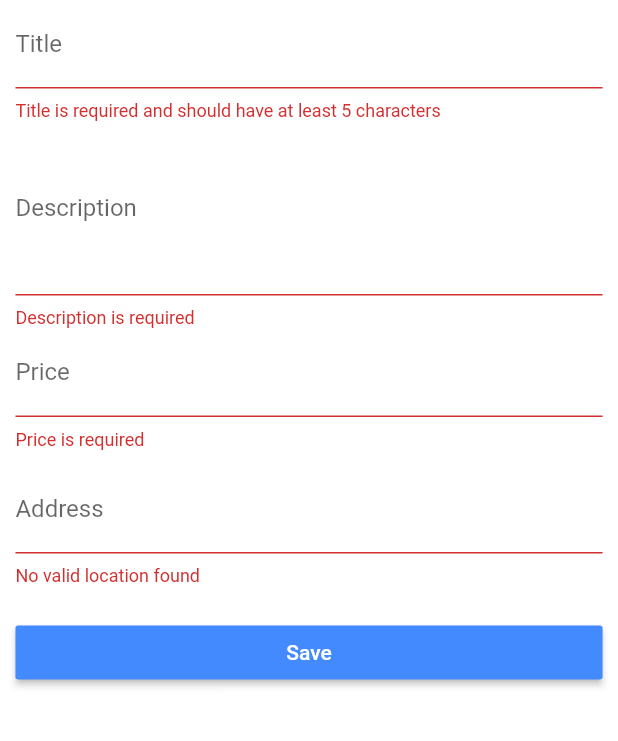
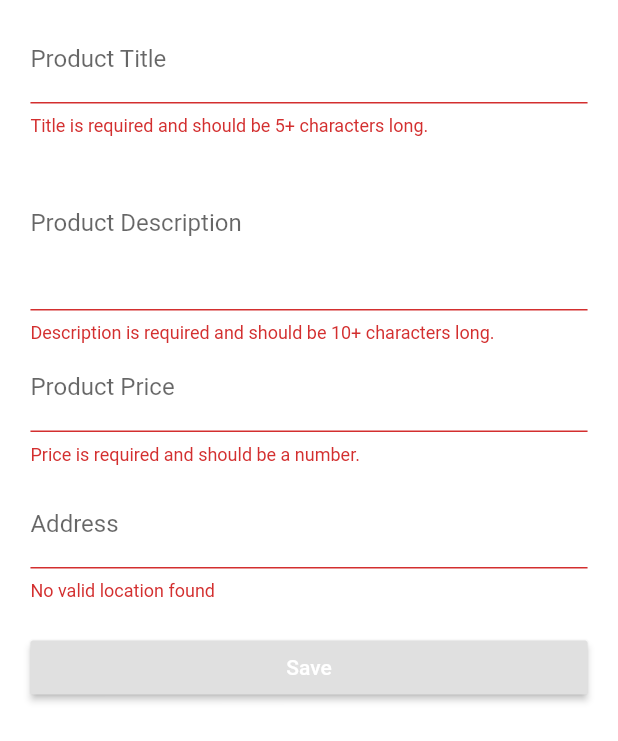
Before and after one commit to silaqui/flutter-udemy-course, a Flutter app: the ProductEditPage screen opened directly, after a tap on "Save", on a phone screen of 412 x 824 dp. Shown: the top 741 px of the screen. Run offline on Flutter 3.47's test engine with Material 2 defaults, Android fonts, the phone set to English and light mode, and no system bars; our stand-ins replace rxdart, shared_preferences; missing offline and left inert: map_view; accounts and stored records are empty; statements that could not run were skipped.

Commit message:
Fixing navigation bugs

```diff
--- a/lib/main.dart
+++ b/lib/main.dart
@@ -11,7 +11,7 @@ import 'package:map_view/map_view.dart';
 void main() {
 //    debugPaintSizeEnabled = true;
   MapView.setApiKey("AIzaSyA4YHhJUn3UNsoQ6ml4g_WK59sGms5DZ7A");
-  runApp(MyApp());
+  runApp(MaterialApp(home: MyApp()));
 }
 
 class MyApp extends StatefulWidget {
--- a/lib/pages/product_edit.dart
+++ b/lib/pages/product_edit.dart
@@ -2,6 +2,7 @@ import 'package:flutter/material.dart';
 import 'package:flutter_app/models/product.dart';
 import 'package:flutter_app/scoped-models/main.dart';
 import 'package:flutter_app/widgets/form_inputs/location.dart';
+import 'package:flutter_app/widgets/helpers/ensure_visible.dart';
 import 'package:scoped_model/scoped_model.dart';
 import 'package:flutter_app/models/location_data.dart';
 
@@ -13,100 +14,92 @@ class ProductEditPage extends StatefulWidget {
 }
 
 class _ProductEditPage extends State<ProductEditPage> {
-  final Map<String, dynamic> _formDate = {
+  final Map<String, dynamic> _formData = {
     'title': null,
     'description': null,
     'price': null,
-    'image': 'assets/bee.jpg',
+    'image': 'assets/food.jpg',
     'location': null
   };
-
-  final GlobalKey<FormState> editForm = GlobalKey<FormState>();
+  final GlobalKey<FormState> _formKey = GlobalKey<FormState>();
+  final _titleFocusNode = FocusNode();
+  final _descriptionFocusNode = FocusNode();
+  final _priceFocusNode = FocusNode();
   final _titleTextController = TextEditingController();
 
-  @override
-  Widget build(BuildContext context) {
-    return ScopedModelDescendant<MainModel>(
-        builder: (BuildContext context, Widget child, MainModel model) {
-      final Widget pageContent =
-          _buildPageContent(context, model.selectedProduct);
-      return model.selectedProductIndex == -1
-          ? pageContent
-          : Scaffold(
-              appBar: AppBar(
-                title: Text('Edit product'),
-              ),
-              body: pageContent,
-            );
-    });
+  Widget _buildTitleTextField(Product product) {
+    if (product == null && _titleTextController.text.trim() == '') {
+      _titleTextController.text = '';
+    } else if (product != null && _titleTextController.text.trim() == '') {
+      _titleTextController.text = product.title;
+    } else if (product != null && _titleTextController.text.trim() != '') {
+      _titleTextController.text = _titleTextController.text;
+    } else if (product == null && _titleTextController.text.trim() != '') {
+      _titleTextController.text = _titleTextController.text;
+    } else {
+      _titleTextController.text = '';
+    }
+    return EnsureVisibleWhenFocused(
+      focusNode: _titleFocusNode,
+      child: TextFormField(
+        focusNode: _titleFocusNode,
+        decoration: InputDecoration(labelText: 'Product Title'),
+        controller: _titleTextController,
+        // initialValue: product == null ? '' : product.title,
+        validator: (String value) {
+          // if (value.trim().length <= 0) {
+          if (value.isEmpty || value.length < 5) {
+            return 'Title is required and should be 5+ characters long.';
+          }
+        },
+        onSaved: (String value) {
+          _formData['title'] = value;
+        },
+      ),
+    );
   }
 
-  Widget _buildPageContent(BuildContext context, Product product) {
-    final double deviceWidth = MediaQuery.of(context).size.width;
-    final double targetWidth = deviceWidth > 550.0 ? 500.0 : deviceWidth * 0.95;
-    final double targetPadding = (deviceWidth - targetWidth) / 2;
-
-    return GestureDetector(
-        onTap: () {
-          FocusScope.of(context).requestFocus(FocusNode());
+  Widget _buildDescriptionTextField(Product product) {
+    return EnsureVisibleWhenFocused(
+      focusNode: _descriptionFocusNode,
+      child: TextFormField(
+        focusNode: _descriptionFocusNode,
+        maxLines: 4,
+        decoration: InputDecoration(labelText: 'Product Description'),
+        initialValue: product == null ? '' : product.description,
+        validator: (String value) {
+          // if (value.trim().length <= 0) {
+          if (value.isEmpty || value.length < 10) {
+            return 'Description is required and should be 10+ characters long.';
+          }
         },
-        child: Container(
-            padding: EdgeInsets.symmetric(horizontal: targetPadding),
-            child: Form(
-                key: editForm,
-                child: ListView(children: <Widget>[
-                  _buildTitleTextFormField(product),
-                  _buildDescriptionTextFormField(product),
-                  _buildPriceTextFormField(product),
-                  SizedBox(height: 10.0),
-                  LocationInput(_setLocation, product),
-                  SizedBox(height: 10.0),
-                  _buildSubmitButton()
-                ]))));
+        onSaved: (String value) {
+          _formData['description'] = value;
+        },
+      ),
+    );
   }
 
-  void _setLocation(LocationData location) {
-    _formDate['location'] = location;
-  }
-
-  void _submitForm(
-      Function addProduct, Function updateProduct, Function setSelectedProduct,
-      [int selectedProductIndex]) {
-    if (!editForm.currentState.validate()) {
-      return;
-    }
-    editForm.currentState.save();
-
-    if (selectedProductIndex == -1) {
-      addProduct(_titleTextController.text, _formDate['description'],
-              _formDate['price'], _formDate['image'], _formDate['location'])
-          .then((bool success) {
-        if (success) {
-          Navigator.pushReplacementNamed(context, '/')
-              .then(setSelectedProduct(null));
-        } else {
-          showDialog(
-            context: context,
-            builder: (BuildContext context) {
-              return AlertDialog(
-                  title: Text('Something is No Yes'),
-                  content: Text('Try again later'),
-                  actions: <Widget>[
-                    FlatButton(
-                      onPressed: () => Navigator.of(context).pop(),
-                      child: Text("OK"),
-                    )
-                  ]);
-            },
-          );
-        }
-      });
-    } else {
-      updateProduct(_titleTextController.text, _formDate['description'],
-              _formDate['price'], _formDate['image'], _formDate['location'])
-          .then((_) => Navigator.pushReplacementNamed(context, '/')
-              .then(setSelectedProduct(null)));
-    }
+  Widget _buildPriceTextField(Product product) {
+    return EnsureVisibleWhenFocused(
+      focusNode: _priceFocusNode,
+      child: TextFormField(
+        focusNode: _priceFocusNode,
+        keyboardType: TextInputType.number,
+        decoration: InputDecoration(labelText: 'Product Price'),
+        initialValue: product == null ? '' : product.price.toString(),
+        validator: (String value) {
+          // if (value.trim().length <= 0) {
+          if (value.isEmpty ||
+              !RegExp(r'^(?:[1-9]\d*|0)?(?:\.\d+)?$').hasMatch(value)) {
+            return 'Price is required and should be a number.';
+          }
+        },
+        onSaved: (String value) {
+          _formData['price'] = double.parse(value);
+        },
+      ),
+    );
   }
 
   Widget _buildSubmitButton() {
@@ -115,76 +108,125 @@ class _ProductEditPage extends State<ProductEditPage> {
         return model.isLoading
             ? Center(child: CircularProgressIndicator())
             : RaisedButton(
-                color: Theme.of(context).accentColor,
-                textColor: Colors.white,
-                child: Text("Save"),
-                onPressed: () => _submitForm(
-                    model.addProduct,
-                    model.updateProduct,
-                    model.selectProduct,
-                    model.selectedProductIndex));
+          child: Text('Save'),
+          textColor: Colors.white,
+          onPressed: () => _submitForm(
+              model.addProduct,
+              model.updateProduct,
+              model.selectProduct,
+              model.selectedProductIndex),
+        );
       },
     );
   }
 
-  TextFormField _buildPriceTextFormField(Product product) {
-    return TextFormField(
-      keyboardType: TextInputType.number,
-      decoration: InputDecoration(
-        labelText: 'Price',
+  Widget _buildPageContent(BuildContext context, Product product) {
+    final double deviceWidth = MediaQuery.of(context).size.width;
+    final double targetWidth = deviceWidth > 550.0 ? 500.0 : deviceWidth * 0.95;
+    final double targetPadding = deviceWidth - targetWidth;
+    return GestureDetector(
+      onTap: () {
+        FocusScope.of(context).requestFocus(FocusNode());
+      },
+      child: Container(
+        margin: EdgeInsets.all(10.0),
+        child: Form(
+          key: _formKey,
+          child: ListView(
+            padding: EdgeInsets.symmetric(horizontal: targetPadding / 2),
+            children: <Widget>[
+              _buildTitleTextField(product),
+              _buildDescriptionTextField(product),
+              _buildPriceTextField(product),
+              SizedBox(
+                height: 10.0,
+              ),
+              LocationInput(_setLocation, product),
+              SizedBox(
+                height: 10.0,
+              ),
+              _buildSubmitButton(),
+              // GestureDetector(
+              //   onTap: _submitForm,
+              //   child: Container(
+              //     color: Colors.green,
+              //     padding: EdgeInsets.all(5.0),
+              //     child: Text('My Button'),
+              //   ),
+              // )
+            ],
+          ),
+        ),
       ),
-      initialValue: product == null ? '' : product.price.toString(),
-      validator: (String value) {
-        if (value.isEmpty ||
-            !RegExp(r'^(?:[1-9]\d*|0)?(?:\.\d+)?$').hasMatch(value))
-          return 'Price is required';
-      },
-      onSaved: (String value) {
-        _formDate['price'] = double.parse(value);
-      },
     );
   }
 
-  TextFormField _buildDescriptionTextFormField(Product product) {
-    return TextFormField(
-      maxLines: 4,
-      decoration: InputDecoration(
-        labelText: 'Description',
-      ),
-      initialValue: product == null ? '' : product.description,
-      validator: (String value) {
-        if (value.isEmpty) return 'Description is required';
-      },
-      onSaved: (String value) {
-        _formDate['description'] = value;
-      },
-    );
+  void _setLocation(LocationData locData) {
+    _formData['location'] = locData;
   }
 
-  TextFormField _buildTitleTextFormField(Product product) {
-    if (product == null && _titleTextController.text.trim() == '') {
-      _titleTextController.text = '';
-    } else if (product != null && _titleTextController.text.trim() == '') {
-      _titleTextController.text = product.title;
-    } else if (product != null && _titleTextController.text.trim() != '') {
-      _titleTextController.text = _titleTextController.text;
-    } else if (product == null && _titleTextController.text.trim() != '') {
-      _titleTextController.text = _titleTextController.text;
-    } else{
-      _titleTextController.text = '';
+  void _submitForm(
+      Function addProduct, Function updateProduct, Function setSelectedProduct,
+      [int selectedProductIndex]) {
+    if (!_formKey.currentState.validate()) {
+      return;
     }
-    return TextFormField(
-      decoration: InputDecoration(
-        labelText: 'Title',
-      ),
-      controller: _titleTextController,
-//      initialValue: product == null ? '' : product.title,
-      validator: (String value) {
-        if (value.isEmpty || value.length < 5)
-          return 'Title is required and should have at least 5 characters';
-      },
-      onSaved: (String value) {
-        _formDate['title'] = value;
+    _formKey.currentState.save();
+    if (selectedProductIndex == -1) {
+      addProduct(
+          _titleTextController.text,
+          _formData['description'],
+          _formData['image'],
+          _formData['price'],
+          _formData['location']).then((bool success) {
+        if (success) {
+          Navigator
+              .pushReplacementNamed(context, '/')
+              .then((_) => setSelectedProduct(null));
+        } else {
+          showDialog(
+              context: context,
+              builder: (BuildContext context) {
+                return AlertDialog(
+                  title: Text('Something went wrong'),
+                  content: Text('Please try again!'),
+                  actions: <Widget>[
+                    FlatButton(
+                      onPressed: () => Navigator.of(context).pop(),
+                      child: Text('Okay'),
+                    )
+                  ],
+                );
+              });
+        }
+      });
+    } else {
+      updateProduct(
+        _titleTextController.text,
+        _formData['description'],
+        _formData['image'],
+        _formData['price'],
+        _formData['location'],
+      ).then((_) => Navigator
+          .pushReplacementNamed(context, '/')
+          .then((_) => setSelectedProduct(null)));
+    }
+  }
+
+  @override
+  Widget build(BuildContext context) {
+    return ScopedModelDescendant<MainModel>(
+      builder: (BuildContext context, Widget child, MainModel model) {
+        final Widget pageContent =
+        _buildPageContent(context, model.selectedProduct);
+        return model.selectedProductIndex == -1
+            ? pageContent
+            : Scaffold(
+          appBar: AppBar(
+            title: Text('Edit Product'),
+          ),
+          body: pageContent,
+        );
       },
     );
   }
--- a/lib/scoped-models/connected_products.dart
+++ b/lib/scoped-models/connected_products.dart
@@ -168,8 +168,8 @@ mixin ProductsModel on ConnectedProducts {
     });
   }
 
-  Future<bool> updateProduct(
-      String title, String description, double price, String imageUrl, LocationData locData) {
+  Future<bool> updateProduct(String title, String description, String imageUrl,
+      double price, LocationData locData) {
     _isLoading = true;
     final Map<String, dynamic> updateData = {
       'id': selectedProduct.id,
@@ -261,9 +261,10 @@ mixin ProductsModel on ConnectedProducts {
 
   void selectProduct(String productId) {
     _selectedProductId = productId;
-    if (_selectedProductId != null) {
+    if (productId == null) {
+      return;
+    }
       notifyListeners();
-    }
   }
 
   void toggleDisplayMode() {
--- a/lib/widgets/form_inputs/location.dart
+++ b/lib/widgets/form_inputs/location.dart
@@ -7,7 +7,6 @@ import 'dart:convert';
 import '../../models/location_data.dart';
 
 class LocationInput extends StatefulWidget {
-
   final Function setLocation;
   final Product product;
 
@@ -29,8 +28,8 @@ class _LocationInputState extends State<LocationInput> {
   @override
   void initState() {
     _addressInputFocusNode.addListener(_updateLocation);
-    if(widget.product != null){
-      getStaticMap(widget.product.location.address,false);
+    if (widget.product != null) {
+      getStaticMap(widget.product.location.address, false);
     }
     super.initState();
   }
@@ -42,41 +41,46 @@ class _LocationInputState extends State<LocationInput> {
   }
 
   void getStaticMap(String address, [geocode = true]) async {
-    if (address== null || address.isEmpty) {
+    if (address == null || address.isEmpty) {
       _staticManUri = null;
       return;
     }
-    if(geocode){
-    final Uri uri = Uri.https('maps.googleapis.com', '/maps/api/geocode/json',
-        {'address': address, 'key': 'AIzaSyA4YHhJUn3UNsoQ6ml4g_WK59sGms5DZ7A'});
+    if (geocode) {
+      final Uri uri = Uri.https(
+          'maps.googleapis.com', '/maps/api/geocode/json', {
+        'address': address,
+        'key': 'AIzaSyA4YHhJUn3UNsoQ6ml4g_WK59sGms5DZ7A'
+      });
       final http.Response response = await http.get(uri);
       final decodedResponse = json.decode(response.body);
-    print(decodedResponse);
       final String formattedAddress =
           decodedResponse['results'][0]['formatted_address'];
-    print(formattedAddress);
-    final double lat = decodedResponse['results'][0]['geometry']['location']['lat'];
-    print(lat);
-    final double lng = decodedResponse['results'][0]['geometry']['location']['lng'];
-    print(lng);
-    _locationData = LocationData(lat,lng,formattedAddress);
-    }else{
+      final double lat =
+          decodedResponse['results'][0]['geometry']['location']['lat'];
+      final double lng =
+          decodedResponse['results'][0]['geometry']['location']['lng'];
+      _locationData = LocationData(lat, lng, formattedAddress);
+    } else {
       _locationData = widget.product.location;
     }
 
     final StaticMapProvider staticMapProvider =
         StaticMapProvider('AIzaSyA4YHhJUn3UNsoQ6ml4g_WK59sGms5DZ7A');
-    final Uri mapUrl = staticMapProvider.getStaticUriWithMarkers(
-        [Marker('Position', 'Position', _locationData.latitude, _locationData.longitude)],
+    final Uri mapUrl = staticMapProvider.getStaticUriWithMarkers([
+      Marker('Position', 'Position', _locationData.latitude,
+          _locationData.longitude)
+    ],
         width: 500,
         height: 300,
         center: Location(_locationData.latitude, _locationData.longitude),
         maptype: StaticMapViewType.roadmap);
     widget.setLocation(_locationData);
+    if (this.mounted) {
       setState(() {
         _addressInputController.text = _locationData.address;
         _staticManUri = mapUrl;
       });
+    }
   }
 
   void _updateLocation() {
@@ -94,8 +98,8 @@ class _LocationInputState extends State<LocationInput> {
           child: TextFormField(
             focusNode: _addressInputFocusNode,
             controller: _addressInputController,
-            validator: (String value){
-              if(_locationData == null || value.isEmpty){
+            validator: (String value) {
+              if (_locationData == null || value.isEmpty) {
                 return 'No valid location found';
               }
             },
@@ -103,7 +107,9 @@ class _LocationInputState extends State<LocationInput> {
           ),
         ),
         SizedBox(height: 10.0),
-        _staticManUri!=null ? Image.network(_staticManUri.toString()): Container()
+        _staticManUri != null
+            ? Image.network(_staticManUri.toString())
+            : Container()
       ],
     );
   }
```
Lines whose indentation alone changed are shown as unchanged.
